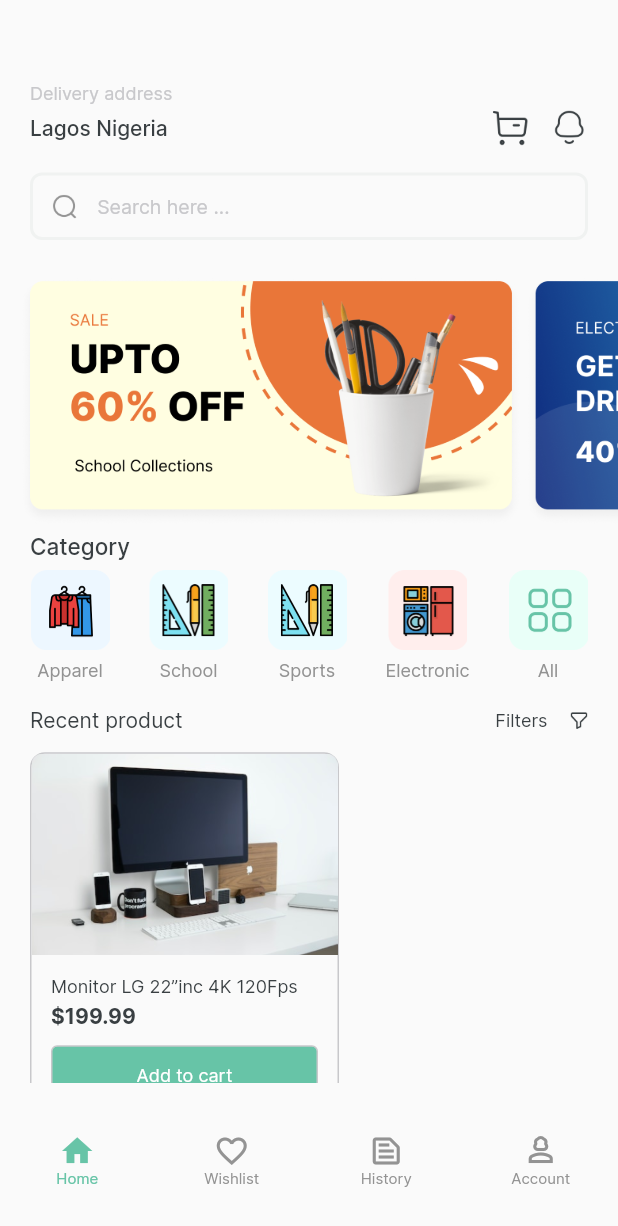
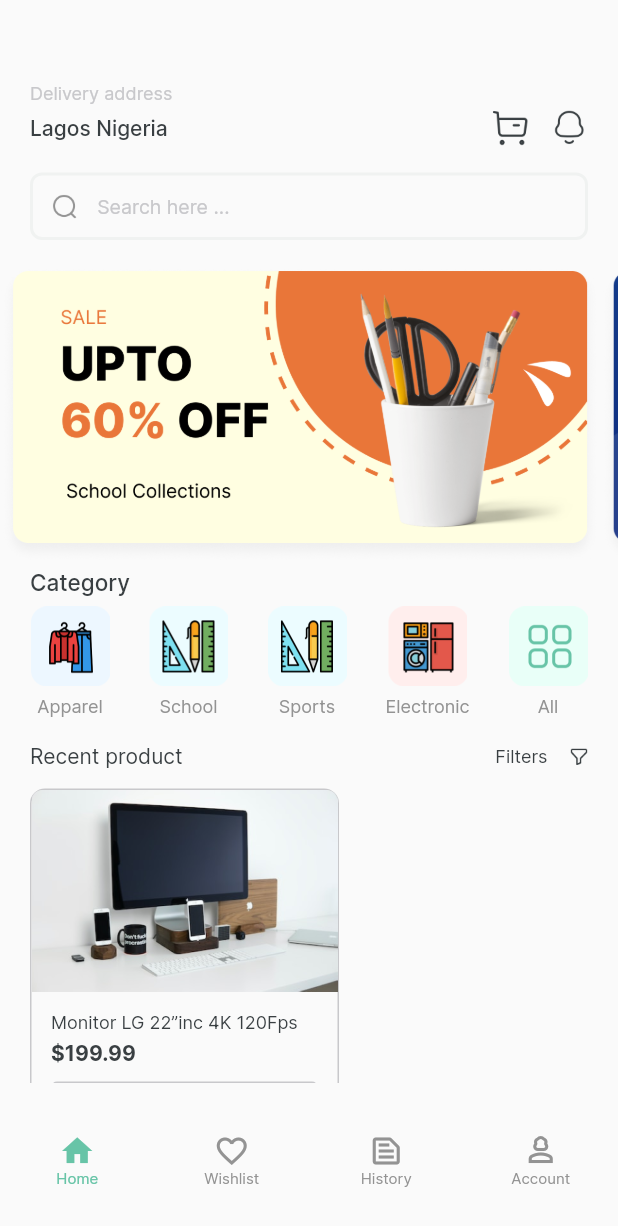
Before and after one commit to Cindy-dev/ecommerce_app, a Flutter app: the ECommerceHomeScreen screen opened directly, on a phone screen of 412 x 824 dp. Shown: the top 1226 px of the screen. Run offline on Flutter 3.47's test engine with Material 2 defaults, Android fonts, the phone set to English and light mode, and no system bars.

```diff
--- a/lib/e-commerce_app/ui/views/e_commerce_home_screen.dart
+++ b/lib/e-commerce_app/ui/views/e_commerce_home_screen.dart
@@ -42,7 +42,19 @@ class ECommerceHomeScreen extends StatelessWidget {
           const SizedBox(
             height: 17,
           ),
-          Image.asset("assets/e_commerce_app/e_commerce_image/banner.png"),
+          Expanded(
+            child: ListView(
+                scrollDirection: Axis.horizontal,
+                shrinkWrap: true,
+                children: [
+                  Image.asset(
+                      "assets/e_commerce_app/e_commerce_image/banner1.png"),
+                  Image.asset(
+                      "assets/e_commerce_app/e_commerce_image/banner2.png"),
+                  Image.asset(
+                      "assets/e_commerce_app/e_commerce_image/banner3.png")
+                ]),
+          ),
           const EcommerceCategoryWidget(),
           Padding(
             padding: const EdgeInsets.symmetric(horizontal: 20),
--- a/lib/main.dart
+++ b/lib/main.dart
@@ -12,7 +12,8 @@ class MyApp extends StatelessWidget {
   Widget build(BuildContext context) {
     return const MaterialApp(
         debugShowCheckedModeBanner: false,
-        home: ECDetailScreen()
+        home: ECommerceHomeScreen()
+        //ECDetailScreen()
     );
   }
 }
```
